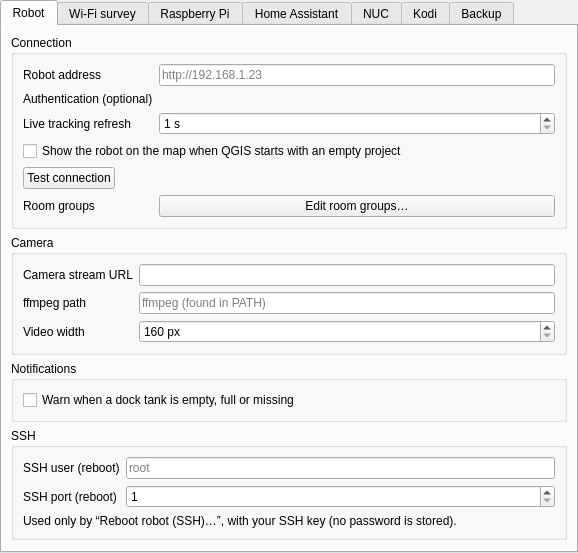
The window that valetudo_qgis/ui/settings_page.ui (sylsta/homeqgis) describes before a commit, drawn with Qt 5.
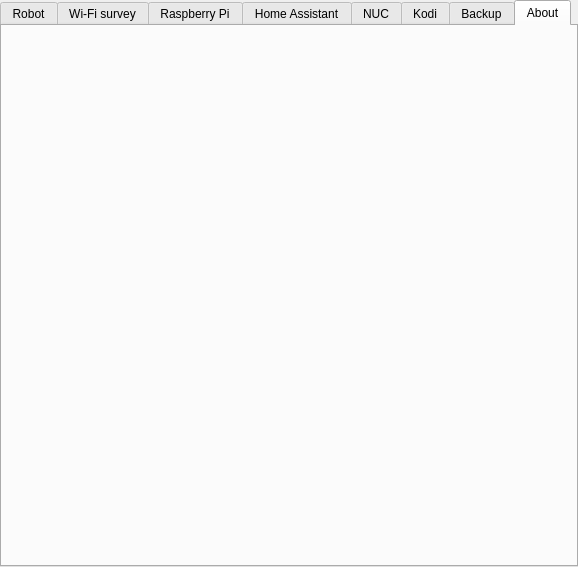
The same window after the commit. The open tabs and pages were chosen to show the change. Custom widgets are drawn as their Qt base class.

Commit message: About page: what the plugin does, links, author and licence, system information (settings tab and ⋮ menu)

```diff
--- a/valetudo_qgis/ui/settings_page.ui
+++ b/valetudo_qgis/ui/settings_page.ui
@@ -1075,6 +1075,12 @@
        </item>
       </layout>
      </widget>
+     <widget class="QWidget" name="tab_about">
+      <attribute name="title">
+       <string>About</string>
+      </attribute>
+      <layout class="QVBoxLayout" name="about_layout"/>
+     </widget>
     </widget>
    </item>
    <item>
```
The commit also changes 5 other files.
